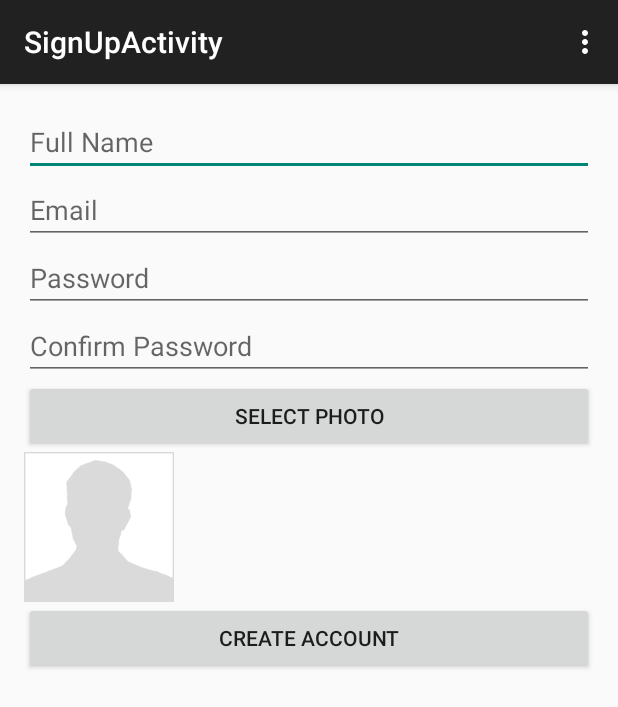
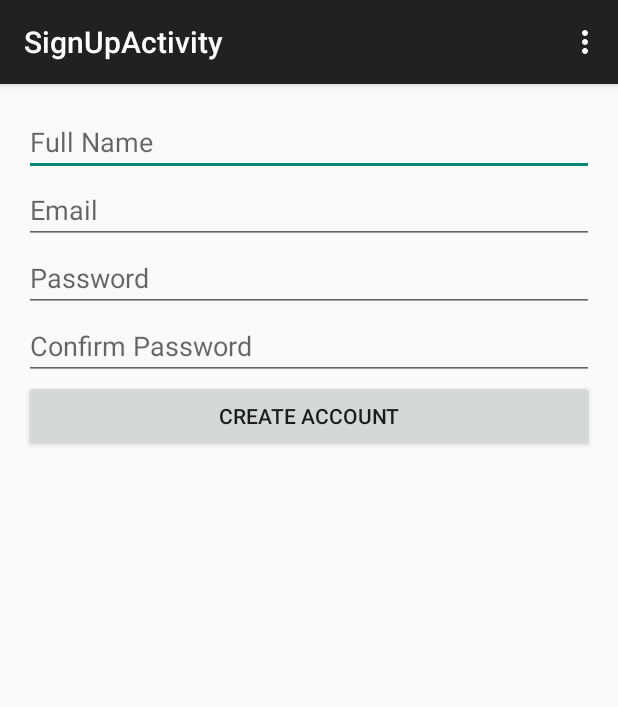
Before and after one commit to waterball37/NearMe, an Android app: the screen it shows after launch (SignUpActivity), on a phone screen of 412 x 824 dp. Shown: the top 707 px of the screen. Run offline under Robolectric (Android 15) with nearby library versions, the phone set to English and light mode, and no system bars.

Commit message:
signUp done

```diff
--- a/app/src/main/res/layout/activity_sign_up.xml
+++ b/app/src/main/res/layout/activity_sign_up.xml
@@ -47,26 +47,9 @@
         android:layout_width="fill_parent"
         android:layout_height="wrap_content"
         android:text="Create Account"
-        android:layout_below="@+id/viewImage"
         android:layout_alignParentLeft="true"
         android:layout_alignParentStart="true"
-        android:onClick="registration"/>
+        android:onClick="registration"
+        android:layout_below="@+id/editTextConfirmPassword" />
 
-    <ImageView android:id="@+id/viewImage"
-        android:layout_width="100dp"
-        android:layout_height="100dp"
-        android:layout_below="@+id/btnSelectPhoto"
-        android:src="@drawable/no_user"
-        >
-
-        </ImageView>
-
-    <Button
-        android:id="@+id/btnSelectPhoto"
-        android:layout_width="match_parent"
-        android:layout_height="wrap_content"
-        android:text="Select Photo"
-        android:layout_below="@+id/editTextConfirmPassword"
-        android:layout_alignParentLeft="true"
-        android:layout_alignParentStart="true" />
 </RelativeLayout>
```
Also changed, not shown: app/src/main/java/com/roni/haim/nearme/SignUpActivity.java (+50 -44 lines), 1 other file.
